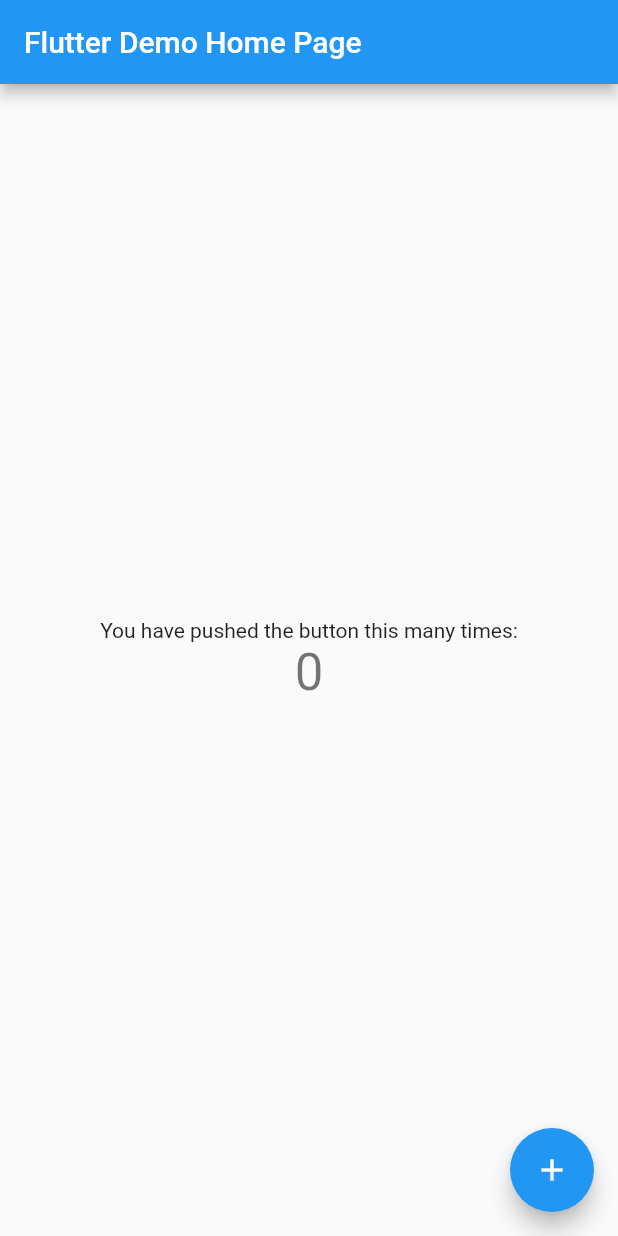
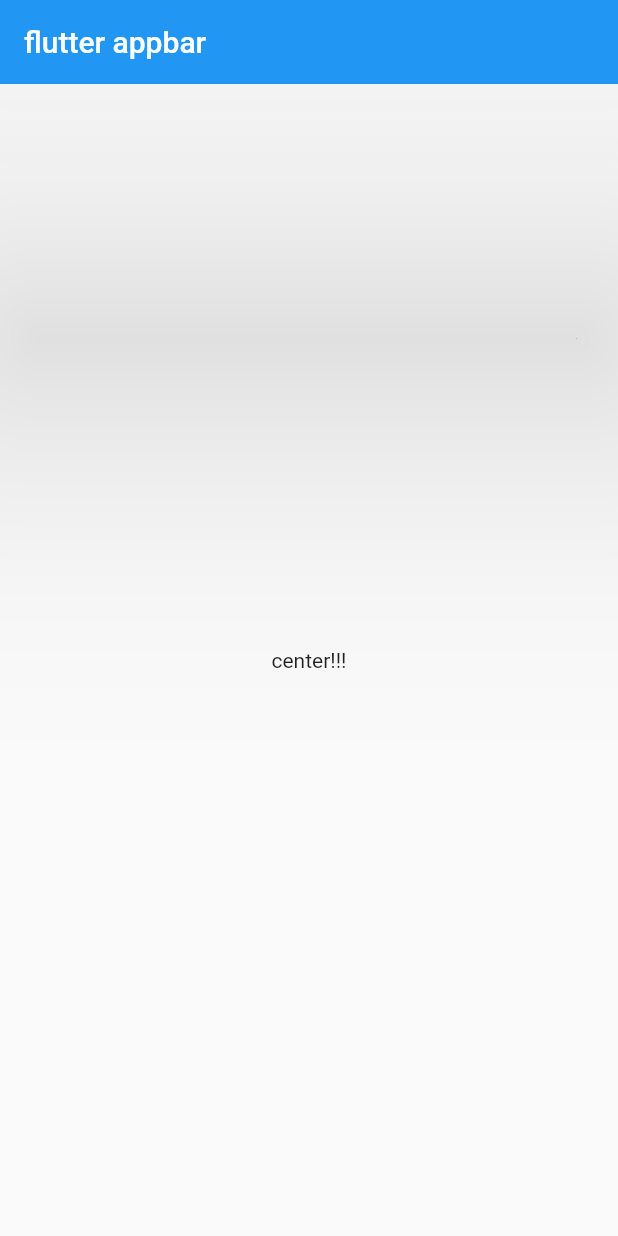
Before and after one commit to wnsgud0428/toonflix, a Flutter app: the screen it shows after launch, on a phone screen of 412 x 824 dp. Run offline on Flutter 3.47's test engine with Material 2 defaults, Android fonts, the phone set to English and light mode, and no system bars.

Commit message:
Hello Flutter

```diff
--- a/lib/main.dart
+++ b/lib/main.dart
@@ -1,115 +1,22 @@
 import 'package:flutter/material.dart';
 
 void main() {
-  runApp(const MyApp());
+  runApp(App());
 }
 
-class MyApp extends StatelessWidget {
-  const MyApp({super.key});
-
-  // This widget is the root of your application.
+class App extends StatelessWidget {
   @override
   Widget build(BuildContext context) {
+    // TODO: implement build
     return MaterialApp(
-      title: 'Flutter Demo',
-      theme: ThemeData(
-        // This is the theme of your application.
-        //
-        // Try running your application with "flutter run". You'll see the
-        // application has a blue toolbar. Then, without quitting the app, try
-        // changing the primarySwatch below to Colors.green and then invoke
-        // "hot reload" (press "r" in the console where you ran "flutter run",
-        // or simply save your changes to "hot reload" in a Flutter IDE).
-        // Notice that the counter didn't reset back to zero; the application
-        // is not restarted.
-        primarySwatch: Colors.blue,
-      ),
-      home: const MyHomePage(title: 'Flutter Demo Home Page'),
+      home: Scaffold(
+          appBar: AppBar(
+            elevation: 99,
+            title: Text("flutter appbar"),
+          ),
+          body: Center(
+            child: Text("center!!!"),
+          )),
     );
   }
 }
-
-class MyHomePage extends StatefulWidget {
-  const MyHomePage({super.key, required this.title});
-
-  // This widget is the home page of your application. It is stateful, meaning
-  // that it has a State object (defined below) that contains fields that affect
-  // how it looks.
-
-  // This class is the configuration for the state. It holds the values (in this
-  // case the title) provided by the parent (in this case the App widget) and
-  // used by the build method of the State. Fields in a Widget subclass are
-  // always marked "final".
-
-  final String title;
-
-  @override
-  State<MyHomePage> createState() => _MyHomePageState();
-}
-
-class _MyHomePageState extends State<MyHomePage> {
-  int _counter = 0;
-
-  void _incrementCounter() {
-    setState(() {
-      // This call to setState tells the Flutter framework that something has
-      // changed in this State, which causes it to rerun the build method below
-      // so that the display can reflect the updated values. If we changed
-      // _counter without calling setState(), then the build method would not be
-      // called again, and so nothing would appear to happen.
-      _counter++;
-    });
-  }
-
-  @override
-  Widget build(BuildContext context) {
-    // This method is rerun every time setState is called, for instance as done
-    // by the _incrementCounter method above.
-    //
-    // The Flutter framework has been optimized to make rerunning build methods
-    // fast, so that you can just rebuild anything that needs updating rather
-    // than having to individually change instances of widgets.
-    return Scaffold(
-      appBar: AppBar(
-        // Here we take the value from the MyHomePage object that was created by
-        // the App.build method, and use it to set our appbar title.
-        title: Text(widget.title),
-      ),
-      body: Center(
-        // Center is a layout widget. It takes a single child and positions it
-        // in the middle of the parent.
-        child: Column(
-          // Column is also a layout widget. It takes a list of children and
-          // arranges them vertically. By default, it sizes itself to fit its
-          // children horizontally, and tries to be as tall as its parent.
-          //
-          // Invoke "debug painting" (press "p" in the console, choose the
-          // "Toggle Debug Paint" action from the Flutter Inspector in Android
-          // Studio, or the "Toggle Debug Paint" command in Visual Studio Code)
-          // to see the wireframe for each widget.
-          //
-          // Column has various properties to control how it sizes itself and
-          // how it positions its children. Here we use mainAxisAlignment to
-          // center the children vertically; the main axis here is the vertical
-          // axis because Columns are vertical (the cross axis would be
-          // horizontal).
-          mainAxisAlignment: MainAxisAlignment.center,
-          children: <Widget>[
-            const Text(
-              'You have pushed the button this many times:',
-            ),
-            Text(
-              '$_counter',
-              style: Theme.of(context).textTheme.headlineMedium,
-            ),
-          ],
-        ),
-      ),
-      floatingActionButton: FloatingActionButton(
-        onPressed: _incrementCounter,
-        tooltip: 'Increment',
-        child: const Icon(Icons.add),
-      ), // This trailing comma makes auto-formatting nicer for build methods.
-    );
-  }
-}
```
